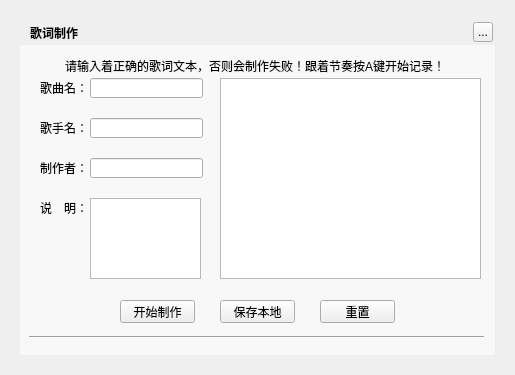
The window that TTKCore/musicUi/musicLrcmanager/musiclrcmakerwidget.ui (Greedysky/TTKMusicPlayer) describes before a commit, drawn with Qt 5.
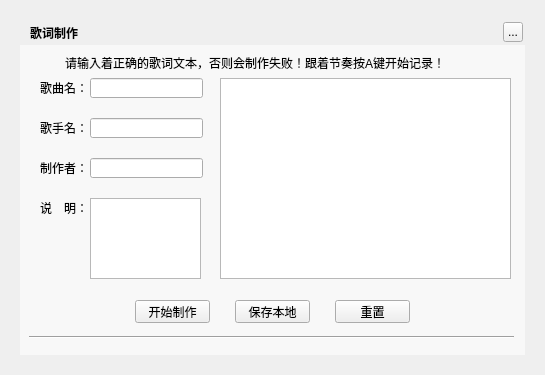
The same window after the commit.

```diff
--- a/TTKCore/musicUi/musicLrcmanager/musiclrcmakerwidget.ui
+++ b/TTKCore/musicUi/musicLrcmanager/musiclrcmakerwidget.ui
@@ -6,7 +6,7 @@
    <rect>
     <x>0</x>
     <y>0</y>
-    <width>515</width>
+    <width>545</width>
     <height>375</height>
    </rect>
   </property>
@@ -18,7 +18,7 @@
     <rect>
      <x>20</x>
      <y>20</y>
-     <width>475</width>
+     <width>505</width>
      <height>335</height>
     </rect>
    </property>
@@ -45,7 +45,7 @@
   <widget class="QToolButton" name="topTitleCloseButton">
    <property name="geometry">
     <rect>
-     <x>473</x>
+     <x>503</x>
      <y>22</y>
      <width>20</width>
      <height>20</height>
@@ -60,7 +60,7 @@
     <rect>
      <x>29</x>
      <y>335</y>
-     <width>455</width>
+     <width>485</width>
      <height>5</height>
     </rect>
    </property>
@@ -142,7 +142,7 @@
     <rect>
      <x>220</x>
      <y>78</y>
-     <width>261</width>
+     <width>291</width>
      <height>201</height>
     </rect>
    </property>
@@ -173,7 +173,7 @@
   <widget class="QPushButton" name="makeButton">
    <property name="geometry">
     <rect>
-     <x>120</x>
+     <x>135</x>
      <y>300</y>
      <width>75</width>
      <height>23</height>
@@ -186,7 +186,7 @@
   <widget class="QPushButton" name="saveButton">
    <property name="geometry">
     <rect>
-     <x>220</x>
+     <x>235</x>
      <y>300</y>
      <width>75</width>
      <height>23</height>
@@ -199,7 +199,7 @@
   <widget class="QPushButton" name="reviewButton">
    <property name="geometry">
     <rect>
-     <x>320</x>
+     <x>335</x>
      <y>300</y>
      <width>75</width>
      <height>23</height>
@@ -213,7 +213,7 @@
    <property name="geometry">
     <rect>
      <x>65</x>
-     <y>58</y>
+     <y>55</y>
      <width>400</width>
      <height>15</height>
     </rect>
@@ -227,7 +227,7 @@
     <rect>
      <x>20</x>
      <y>45</y>
-     <width>475</width>
+     <width>505</width>
      <height>310</height>
     </rect>
    </property>
```
